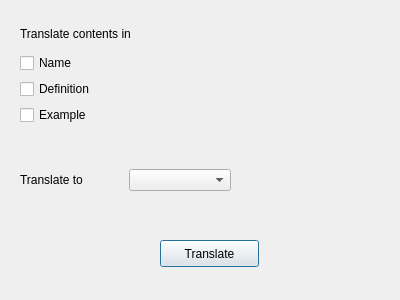
kokimame/joytan, file design/translate.ui: the form before one commit.
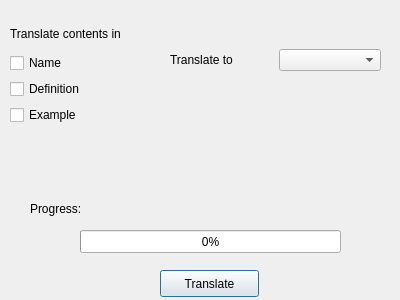
The form after the commit.

Commit message: Progress bar fixed on the dialog and solved thread bug

Diff of the .ui file:
```diff
--- a/design/translate.ui
+++ b/design/translate.ui
@@ -16,7 +16,7 @@
   <widget class="QWidget" name="verticalLayoutWidget_2">
    <property name="geometry">
     <rect>
-     <x>20</x>
+     <x>10</x>
      <y>20</y>
      <width>151</width>
      <height>105</height>
@@ -63,8 +63,8 @@
   <widget class="QWidget" name="horizontalLayoutWidget">
    <property name="geometry">
     <rect>
-     <x>20</x>
-     <y>140</y>
+     <x>170</x>
+     <y>20</y>
      <width>211</width>
      <height>80</height>
     </rect>
@@ -86,7 +86,7 @@
    <property name="geometry">
     <rect>
      <x>160</x>
-     <y>240</y>
+     <y>270</y>
      <width>99</width>
      <height>27</height>
     </rect>
@@ -98,6 +98,45 @@
     <bool>true</bool>
    </property>
   </widget>
+  <widget class="QProgressBar" name="progressBar">
+   <property name="geometry">
+    <rect>
+     <x>80</x>
+     <y>230</y>
+     <width>261</width>
+     <height>23</height>
+    </rect>
+   </property>
+   <property name="value">
+    <number>0</number>
+   </property>
+  </widget>
+  <widget class="QLabel" name="label_3">
+   <property name="geometry">
+    <rect>
+     <x>30</x>
+     <y>200</y>
+     <width>67</width>
+     <height>17</height>
+    </rect>
+   </property>
+   <property name="text">
+    <string>Progress:</string>
+   </property>
+  </widget>
+  <widget class="QLabel" name="pgMsg">
+   <property name="geometry">
+    <rect>
+     <x>100</x>
+     <y>200</y>
+     <width>281</width>
+     <height>17</height>
+    </rect>
+   </property>
+   <property name="text">
+    <string/>
+   </property>
+  </widget>
  </widget>
  <resources/>
  <connections/>
```
The commit also changes 2 other files.
